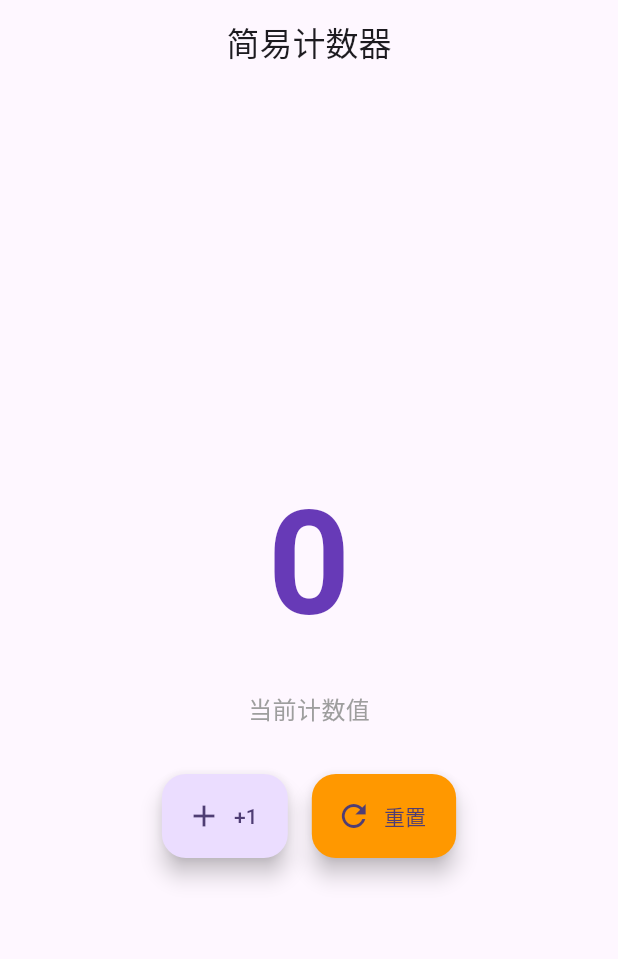
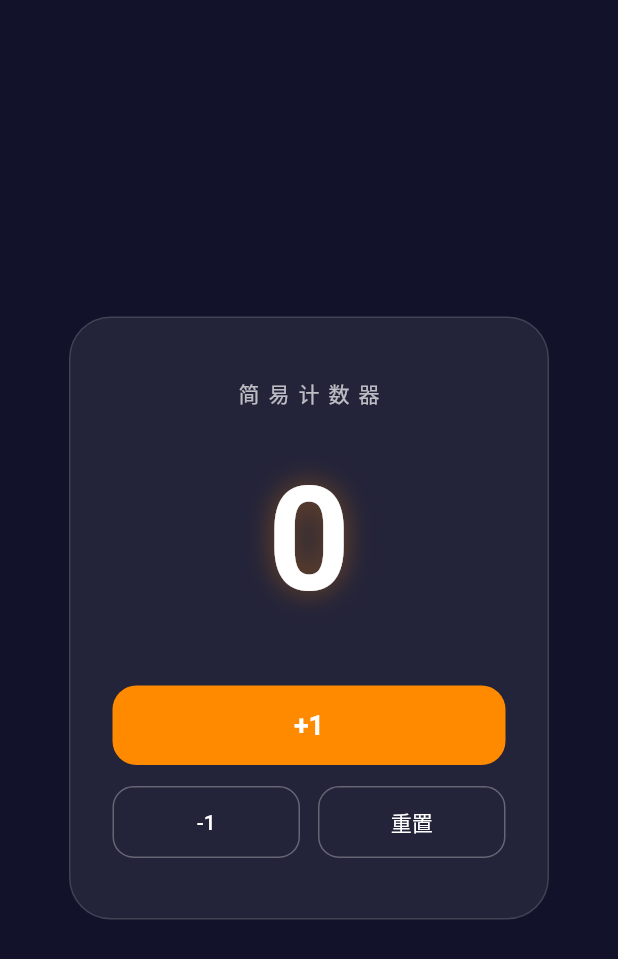
Before and after one commit to aiartist-karl/xiaosu-app, a Flutter app: the screen it shows after launch, on a phone screen of 412 x 824 dp. Shown: the top 959 px of the screen. Run offline on Flutter 3.47's test engine with Material 3 defaults, Android fonts, the light colour scheme and no system bars; our stand-ins replace connectivity_plus, equatable, flutter_markdown, flutter_riverpod, flutter_secure_storage, go_router and 2 more; missing offline and left inert: dart:html, encrypt, xiaosu; accounts and stored records are empty.

Commit message:
feat: 简易计数器 App + APK 构建工作流

```diff
--- a/lib/main.dart
+++ b/lib/main.dart
@@ -1,8 +1,10 @@
+// ============================================================================
+// 简易计数器 App（小素 AI 生成）
+// ============================================================================
+
 import 'package:flutter/material.dart';
 
-void main() {
-  runApp(const CounterApp());
-}
+void main() => runApp(const CounterApp());
 
 class CounterApp extends StatelessWidget {
   const CounterApp({super.key});
@@ -13,8 +15,9 @@ class CounterApp extends StatelessWidget {
       title: '简易计数器',
       debugShowCheckedModeBanner: false,
       theme: ThemeData(
-        colorScheme: ColorScheme.fromSeed(seedColor: Colors.deepPurple),
+        colorScheme: ColorScheme.fromSeed(seedColor: const Color(0xFFFF8A00)),
         useMaterial3: true,
+        scaffoldBackgroundColor: const Color(0xFF12122A),
       ),
       home: const CounterPage(),
     );
@@ -31,65 +34,118 @@ class CounterPage extends StatefulWidget {
 class _CounterPageState extends State<CounterPage> {
   int _count = 0;
 
-  void _increment() {
-    setState(() {
-      _count++;
-    });
-  }
-
-  void _reset() {
-    setState(() {
-      _count = 0;
-    });
-  }
+  void _add() => setState(() => _count++);
+  void _sub() => setState(() => _count--);
+  void _reset() => setState(() => _count = 0);
 
   @override
   Widget build(BuildContext context) {
     return Scaffold(
-      appBar: AppBar(
-        title: const Text('简易计数器'),
-        centerTitle: true,
+      body: SafeArea(
+        child: Center(
+          child: Container(
+            width: 320,
+            padding: const EdgeInsets.symmetric(vertical: 40, horizontal: 28),
+            decoration: BoxDecoration(
+              color: Colors.white.withValues(alpha: 0.07),
+              borderRadius: BorderRadius.circular(28),
+              border: Border.all(color: Colors.white.withValues(alpha: 0.14)),
             ),
-      body: Center(
             child: Column(
-          mainAxisAlignment: MainAxisAlignment.center,
+              mainAxisSize: MainAxisSize.min,
               children: [
-            Text(
+                const Text(
+                  '简易计数器',
+                  style: TextStyle(
+                    color: Colors.white70,
+                    fontSize: 14,
+                    letterSpacing: 6,
+                  ),
+                ),
+                const SizedBox(height: 20),
+                AnimatedSwitcher(
+                  duration: const Duration(milliseconds: 200),
+                  transitionBuilder: (child, anim) =>
+                      ScaleTransition(scale: anim, child: child),
+                  child: Text(
                     '$_count',
+                    key: ValueKey<int>(_count),
                     style: const TextStyle(
                       fontSize: 96,
                       fontWeight: FontWeight.bold,
-                color: Colors.deepPurple,
+                      color: Colors.white,
+                      shadows: [
+                        Shadow(
+                          color: Color(0x66FF8A00),
+                          blurRadius: 24,
+                        ),
+                      ],
                     ),
                   ),
-            const SizedBox(height: 16),
-            const Text(
-              '当前计数值',
-              style: TextStyle(fontSize: 16, color: Colors.grey),
                 ),
-            const SizedBox(height: 32),
+                const SizedBox(height: 28),
+                SizedBox(
+                  width: double.infinity,
+                  child: FilledButton(
+                    onPressed: _add,
+                    style: FilledButton.styleFrom(
+                      backgroundColor: const Color(0xFFFF8A00),
+                      foregroundColor: Colors.white,
+                      padding: const EdgeInsets.symmetric(vertical: 16),
+                      shape: RoundedRectangleBorder(
+                        borderRadius: BorderRadius.circular(16),
+                      ),
+                      textStyle: const TextStyle(
+                        fontSize: 18,
+                        fontWeight: FontWeight.w600,
+                      ),
+                    ),
+                    child: const Text('+1'),
+                  ),
+                ),
+                const SizedBox(height: 14),
                 Row(
-              mainAxisAlignment: MainAxisAlignment.center,
                   children: [
-                FloatingActionButton.extended(
-                  onPressed: _increment,
-                  tooltip: '加一',
-                  icon: const Icon(Icons.add),
-                  label: const Text('+1'),
+                    Expanded(
+                      child: OutlinedButton(
+                        onPressed: _sub,
+                        style: OutlinedButton.styleFrom(
+                          foregroundColor: Colors.white,
+                          side: BorderSide(
+                            color: Colors.white.withValues(alpha: 0.3),
                           ),
-                const SizedBox(width: 16),
-                FloatingActionButton.extended(
+                          padding: const EdgeInsets.symmetric(vertical: 14),
+                          shape: RoundedRectangleBorder(
+                            borderRadius: BorderRadius.circular(14),
+                          ),
+                        ),
+                        child: const Text('-1'),
+                      ),
+                    ),
+                    const SizedBox(width: 12),
+                    Expanded(
+                      child: OutlinedButton(
                         onPressed: _reset,
-                  tooltip: '重置',
-                  backgroundColor: Colors.orange,
-                  icon: const Icon(Icons.refresh),
-                  label: const Text('重置'),
+                        style: OutlinedButton.styleFrom(
+                          foregroundColor: Colors.white,
+                          side: BorderSide(
+                            color: Colors.white.withValues(alpha: 0.3),
+                          ),
+                          padding: const EdgeInsets.symmetric(vertical: 14),
+                          shape: RoundedRectangleBorder(
+                            borderRadius: BorderRadius.circular(14),
+                          ),
+                        ),
+                        child: const Text('重置'),
+                      ),
                     ),
                   ],
                 ),
               ],
             ),
           ),
+        ),
+      ),
     );
   }
 }
```
Also changed, not shown: 1 other file. Lines whose indentation alone changed are shown as unchanged.
